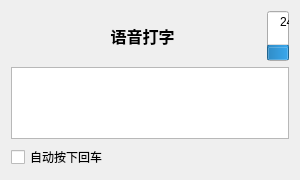
Above: EasyPointer/DialogRecord.ui from wlffeng2008/EasyPointer before the change. Below: the same form after it.
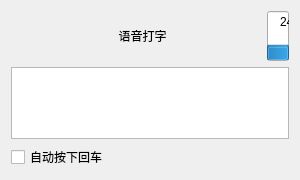
That is the form after the change. Icons and pictures are not drawn.

```diff
--- a/EasyPointer/DialogRecord.ui
+++ b/EasyPointer/DialogRecord.ui
@@ -31,11 +31,8 @@
      </item>
      <item>
       <widget class="QLabel" name="labelType">
-       <property name="font">
-        <font>
-         <pointsize>12</pointsize>
-         <bold>true</bold>
-        </font>
+       <property name="styleSheet">
+        <string notr="true">font: 700 14pt &quot;Microsoft YaHei UI&quot;;</string>
        </property>
        <property name="text">
         <string>语音打字</string>
```
